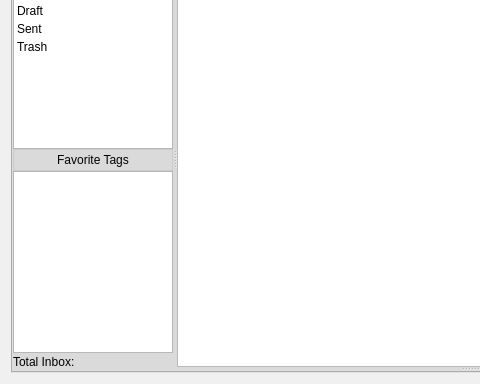
First picture: the form in retroshare-gui/src/gui/MessagesDialog.ui, repository RetroShare/RetroShare, before the edit; both pictures show x 0 to 480 and y 127 to 511 of the 775 by 511 pixel window.
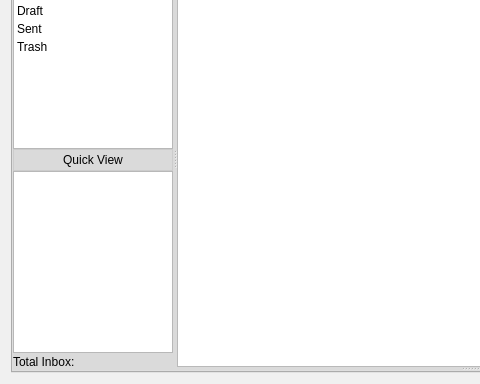
Second picture: the form after the edit. Icons and pictures are not drawn. Custom widgets are drawn as their Qt base class.

Commit message: MessagesDialog: - Renamed "Favorite Tags" to "Quick View". - Added the quick view "Starred" to the list to show all messages signed with a star.

```diff
--- a/retroshare-gui/src/gui/MessagesDialog.ui
+++ b/retroshare-gui/src/gui/MessagesDialog.ui
@@ -1018,11 +1018,6 @@
      <property name="layoutDirection">
       <enum>Qt::LeftToRight</enum>
      </property>
-     <property name="styleSheet">
-      <string notr="true">QTabBar::tab {
-}
-</string>
-     </property>
      <property name="tabsClosable">
       <bool>true</bool>
      </property>
@@ -1177,7 +1172,7 @@
             </widget>
            </item>
            <item row="3" column="0">
-            <widget class="QListWidget" name="tagWidget">
+            <widget class="QListWidget" name="quickViewWidget">
              <property name="maximumSize">
               <size>
                <width>160</width>
@@ -1193,7 +1188,7 @@
             </widget>
            </item>
            <item row="2" column="0">
-            <widget class="QToolButton" name="Tags_Button">
+            <widget class="QToolButton" name="quickViewsButton">
              <property name="minimumSize">
               <size>
                <width>0</width>
@@ -1207,14 +1202,14 @@
               </size>
              </property>
              <property name="styleSheet">
-              <string notr="true">QToolButton#Tags_Button{ 
+              <string notr="true">QToolButton#quickViewsButton{ 
 background-color: qlineargradient(x1:0, y1:0, x2:0, y2:1,
 stop:0 #FEFEFE, stop:1 #E8E8E8);
 
 border: 1px solid #CCCCCC;}</string>
              </property>
              <property name="text">
-              <string>Favorite Tags</string>
+              <string>Quick View</string>
              </property>
              <property name="icon">
               <iconset resource="images.qrc">
```
Left out of the diff: 4 changed lines with no effect on the pictures. The commit also changes 4 other files.
